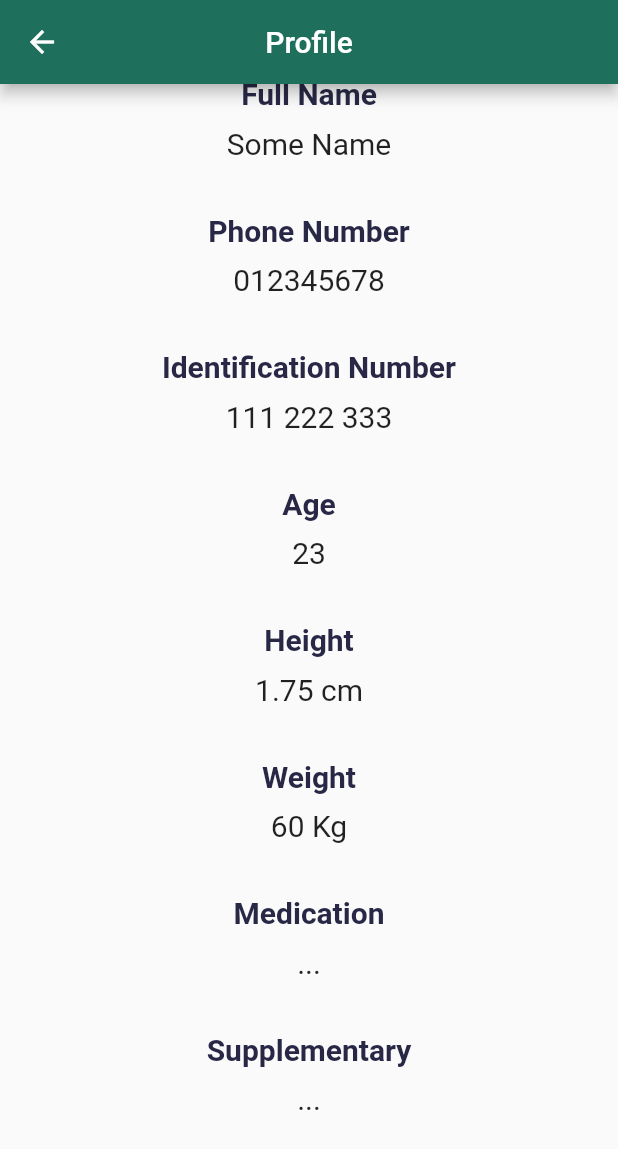
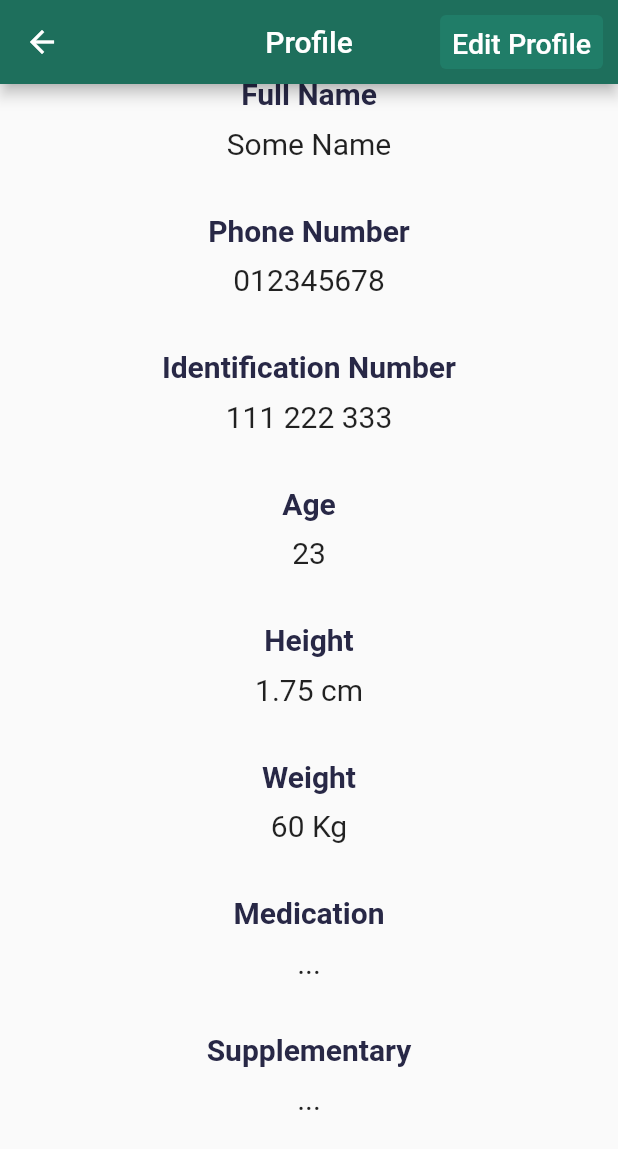
Before and after one commit to ammarrizal/stswks_health_app, a Flutter app: the UserProfilePage screen opened directly, scrolled down 199 dp, on a phone screen of 412 x 824 dp. Shown: the top 1149 px of the screen. Run offline on Flutter 3.47's test engine with Material 2 defaults, Android fonts, the phone set to English and light mode, and no system bars; our stand-ins replace font_awesome_flutter, google_fonts, hexcolor; network calls fail.

Commit message:
Added edit profile page

```diff
--- a/lib/views/user_profile_info.dart
+++ b/lib/views/user_profile_info.dart
@@ -1,4 +1,5 @@
 import 'package:flutter/material.dart';
+import 'package:prototype_1/views/edit_profile_page.dart';
 
 class UserProfilePage extends StatefulWidget {
 
@@ -20,6 +21,27 @@ class _UserProfilePageState extends State<UserProfilePage> {
         ),
         centerTitle: true,
         backgroundColor: Color(0xff1e6f5c),
+        actions: [
+          Padding(
+            padding: EdgeInsets.fromLTRB(0.0, 10, 10, 10),
+            child: TextButton(
+              style: ButtonStyle(
+                backgroundColor: MaterialStateProperty.all(Color(0xff207d68)),
+              ),
+              onPressed: () {
+                Navigator.push(context,
+                  MaterialPageRoute(builder: (context) => EditProfilePage()),);
+              },
+              child: Text(
+                'Edit Profile',
+                style: TextStyle(
+                  fontSize: 19.0,
+                  color: Colors.white,
+                ),
+              ),
+            ),
+          ),
+        ],
         // Commented as navigator push add return button automatically
         /*leading: IconButton(
           onPressed: () {
```
Also changed, not shown: lib/views/edit_profile_page.dart (added, +97 -0 lines).
